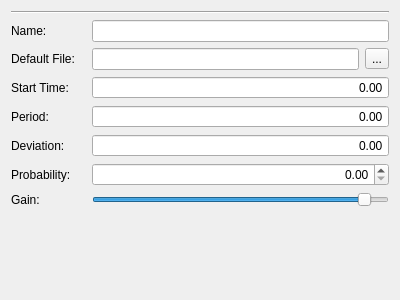
PGTA/PGTAComposer, file src/pgta_composer/forms/PGTAPropertiesView.ui: the form before one commit.
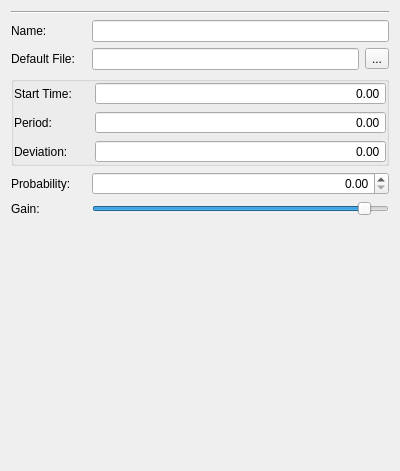
The form after the commit.

What changed in the file:
```diff
--- a/src/pgta_composer/forms/PGTAPropertiesView.ui
+++ b/src/pgta_composer/forms/PGTAPropertiesView.ui
@@ -7,7 +7,7 @@
     <x>0</x>
     <y>0</y>
     <width>400</width>
-    <height>300</height>
+    <height>471</height>
    </rect>
   </property>
   <property name="sizePolicy">
@@ -92,6 +92,24 @@
          </layout>
         </item>
         <item>
+         <widget class="QGroupBox" name="groupBox">
+          <property name="title">
+           <string/>
+          </property>
+          <layout class="QVBoxLayout" name="verticalLayout_4">
+           <property name="leftMargin">
+            <number>0</number>
+           </property>
+           <property name="topMargin">
+            <number>0</number>
+           </property>
+           <property name="rightMargin">
+            <number>0</number>
+           </property>
+           <property name="bottomMargin">
+            <number>0</number>
+           </property>
+           <item>
          <layout class="QHBoxLayout" name="horizontalLayout_6">
           <item>
            <widget class="QLabel" name="LabelStartTime">
@@ -128,7 +146,7 @@
          </layout>
         </item>
         <item>
-         <layout class="QHBoxLayout" name="horizontalLayout_5">
+            <layout class="QHBoxLayout" name="horizontalLayout_8">
           <item>
            <widget class="QLabel" name="LabelPeriod">
             <property name="minimumSize">
@@ -192,6 +210,9 @@
            </widget>
           </item>
          </layout>
+           </item>
+          </layout>
+         </widget>
         </item>
         <item>
          <layout class="QHBoxLayout" name="horizontalLayout_2">
```
Lines whose indentation alone changed are shown as unchanged.
